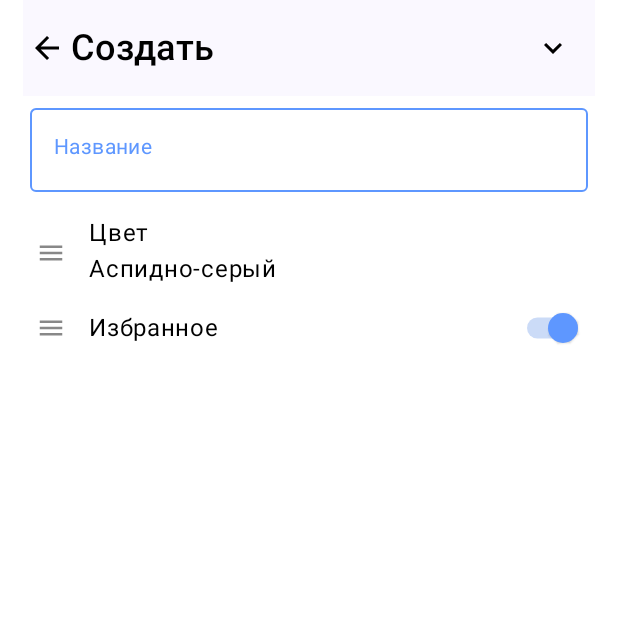
After one commit to nurlan1507/task_manager_android, an Android app built with Jetpack Compose: the CreateProjectScreen screen opened through its navigation route, on a phone screen of 412 x 824 dp, the top half of it. The commit adds this screen. Run offline under Robolectric (Android 15) with nearby library versions, the phone set to English and light mode, and no system bars; our stand-ins replace Room's generated code, accompanist.

Commit message:
added new screen

```diff
--- a/app/src/main/java/com/nurlan1507/task_manager_mobile/Navigation.kt
+++ b/app/src/main/java/com/nurlan1507/task_manager_mobile/Navigation.kt
@@ -11,6 +11,7 @@ import com.nurlan1507.task_manager_mobile.feature_tasks.presentation.TasksViewMo
 import com.nurlan1507.task_manager_mobile.ui_components.main_screen.DateSelectionScreen
 import com.nurlan1507.task_manager_mobile.ui_components.main_screen.MainScreen
 import com.nurlan1507.task_manager_mobile.feature_users.presentation.UserViewModel
+import com.nurlan1507.task_manager_mobile.ui_components.create_project_screen.CreateProjectScreen
 import com.nurlan1507.task_manager_mobile.ui_components.sign_in.SignInScreen
 import com.nurlan1507.task_manager_mobile.utils.Screen
 import com.nurlan1507.task_manager_mobile.utils.rememberWindowSize
@@ -30,5 +31,8 @@ fun Navigation(userViewModel: UserViewModel,tasksViewModel: TasksViewModel, proj
         composable(Screen.DateSelectionScreen.route){
             DateSelectionScreen(tasksViewModel = tasksViewModel)
         }
+        composable(Screen.CreateProjectScreen.route){
+            CreateProjectScreen(navController = navController, projectViewmodel =projectViewmodel )
+        }
     }
 }
--- a/app/src/main/java/com/nurlan1507/task_manager_mobile/feature_tasks/domain/use_cases/GetTasksUseCase.kt
+++ b/app/src/main/java/com/nurlan1507/task_manager_mobile/feature_tasks/domain/use_cases/GetTasksUseCase.kt
@@ -1,6 +1,6 @@
 package com.nurlan1507.task_manager_mobile.feature_tasks.domain.use_cases
 
-import com.nurlan1507.task_manager_mobile.feature_tasks.data.repository.TasksRepositoryImpl
+import  com.nurlan1507.task_manager_mobile.feature_tasks.data.repository.TasksRepositoryImpl
 import com.nurlan1507.task_manager_mobile.feature_tasks.domain.models.Task
 import com.nurlan1507.task_manager_mobile.feature_tasks.domain.models.TaskWithProject
 
--- a/app/src/main/java/com/nurlan1507/task_manager_mobile/ui_components/TopBar.kt
+++ b/app/src/main/java/com/nurlan1507/task_manager_mobile/ui_components/TopBar.kt
@@ -39,7 +39,7 @@ import androidx.compose.ui.unit.sp
 fun <T> TopBar(
     title: String,
     actionData: List<T> = listOf(),
-    action: @Composable() (T) -> Unit
+    action: @Composable() (T) -> Unit={}
     // TODO: support overflow menu here with the remainder of the list
 ){
     var menuExpanded by remember { mutableStateOf(false) }
--- /dev/null
+++ b/app/src/main/java/com/nurlan1507/task_manager_mobile/ui_components/create_project_screen/CreateProjectScreen.kt
@@ -0,0 +1,192 @@
+package com.nurlan1507.task_manager_mobile.ui_components.create_project_screen
+
+import androidx.compose.foundation.background
+import androidx.compose.foundation.clickable
+import androidx.compose.foundation.interaction.MutableInteractionSource
+import androidx.compose.foundation.layout.Arrangement
+import androidx.compose.foundation.layout.Box
+import androidx.compose.foundation.layout.Column
+import androidx.compose.foundation.layout.Row
+import androidx.compose.foundation.layout.Spacer
+import androidx.compose.foundation.layout.fillMaxHeight
+import androidx.compose.foundation.layout.fillMaxSize
+import androidx.compose.foundation.layout.fillMaxWidth
+import androidx.compose.foundation.layout.height
+import androidx.compose.foundation.layout.padding
+import androidx.compose.foundation.layout.size
+import androidx.compose.foundation.layout.width
+import androidx.compose.material.Icon
+import androidx.compose.material.MaterialTheme
+import androidx.compose.material.OutlinedTextField
+import androidx.compose.material.Scaffold
+import androidx.compose.material.Switch
+import androidx.compose.material.SwitchDefaults
+import androidx.compose.material.Text
+import androidx.compose.material.TextField
+import androidx.compose.material.TextFieldColors
+import androidx.compose.material.TextFieldDefaults
+import androidx.compose.material.icons.Icons
+import androidx.compose.material.icons.filled.KeyboardArrowDown
+import androidx.compose.material.icons.filled.List
+import androidx.compose.material.icons.filled.Menu
+import androidx.compose.material.icons.filled.MoreVert
+import androidx.compose.material.icons.filled.Settings
+import androidx.compose.material.ripple.rememberRipple
+import androidx.compose.material3.DropdownMenu
+import androidx.compose.material3.DropdownMenuItem
+import androidx.compose.material3.ExperimentalMaterial3Api
+import androidx.compose.material3.IconButton
+import androidx.compose.material3.MenuDefaults
+import androidx.compose.material3.TopAppBar
+import androidx.compose.material.icons.filled.ArrowBack
+import androidx.compose.runtime.Composable
+import androidx.compose.runtime.remember
+import androidx.compose.ui.Alignment
+import androidx.compose.ui.Modifier
+import androidx.compose.ui.graphics.Color
+import androidx.compose.ui.res.painterResource
+import androidx.compose.ui.text.font.FontWeight
+import androidx.compose.ui.unit.dp
+import androidx.compose.ui.unit.sp
+import androidx.navigation.NavController
+import com.nurlan1507.task_manager_mobile.feature_projects.presentation.ProjectViewmodel
+import com.nurlan1507.task_manager_mobile.feature_tasks.presentation.TasksEvent
+import com.nurlan1507.task_manager_mobile.global_components.TopBar
+
+@OptIn(ExperimentalMaterial3Api::class)
+@Composable
+fun CreateProjectScreen(navController: NavController, projectViewmodel: ProjectViewmodel) {
+    val state = projectViewmodel.projectState.value
+    Scaffold(
+        modifier = Modifier.fillMaxSize(),
+        topBar = {
+            TopAppBar(
+                title ={ Text(text = "Создать", color = Color.Black, style = MaterialTheme.typography.h5, fontWeight = FontWeight.SemiBold) } ,
+                modifier = Modifier.padding(
+                    horizontal = 15.dp
+                ),
+                navigationIcon = {Icon(Icons.Default.ArrowBack,"back")},
+                actions = {
+                    IconButton(onClick = { }) {
+                        Icon(Icons.Default.KeyboardArrowDown, "Create")
+                    }
+                },
+            )
+        }
+    ) {
+        Column(
+            modifier = Modifier
+                .fillMaxWidth()
+                .padding(it)
+        ) {
+            Box(  modifier = Modifier
+                .fillMaxWidth()
+                .padding(horizontal = 20.dp)){
+                OutlinedTextField(
+                    modifier = Modifier.fillMaxWidth(),
+                    value = "",
+                    onValueChange = {},
+                    label = {
+                        Text(
+                            text = "Название",
+                            style = MaterialTheme.typography.body2,
+                            color = Color(0xFF5E97FF)
+                        )
+                    },
+                    colors = TextFieldDefaults.outlinedTextFieldColors(
+                        focusedLabelColor = Color(0xFF5E97FF),
+                        focusedBorderColor = Color(0xFF5E97FF),
+                        unfocusedBorderColor = Color(0xFF5E97FF)
+                    ),
+                )
+            }
+            Spacer(modifier = Modifier.height(15.dp))
+            Column() {
+                Box(modifier = Modifier
+                    .fillMaxWidth()
+                    .height(50.dp)
+                    .clickable(
+                        interactionSource = remember { MutableInteractionSource() },
+                        indication = rememberRipple()
+                    ) {
+                    }) {
+                    Box(
+                        modifier = Modifier
+                            .padding(horizontal = 20.dp)
+                            .fillMaxHeight()
+                            .fillMaxWidth()
+                    ) {
+                        Row(
+                            verticalAlignment = Alignment.CenterVertically,
+                            modifier = Modifier.fillMaxHeight()
+                        ) {
+                            Icon(
+                                Icons.Default.Menu,
+                                contentDescription = "Google",
+                                modifier = Modifier
+                                    .size(24.dp)
+                                    .padding(start = 4.dp),
+                                tint = Color.Gray
+                            )
+                            Spacer(modifier = Modifier.width(15.dp))
+                            Column(
+                                modifier = Modifier.fillMaxHeight()
+                            ) {
+                                Text(text = "Цвет", style = MaterialTheme.typography.body1)
+                                Text(text = "Аспидно-серый", style = MaterialTheme.typography.body1)
+                            }
+                        }
+                    }
+                }
+                Box(modifier = Modifier
+                    .fillMaxWidth()
+                    .height(50.dp)
+                    .clickable(
+                        interactionSource = remember { MutableInteractionSource() },
+                        indication = rememberRipple()
+                    ) {
+                    }) {
+                    Box(
+                        modifier = Modifier
+                            .padding(horizontal = 20.dp)
+                            .fillMaxHeight()
+                            .fillMaxWidth()
+                    ) {
+                        Row(
+                            verticalAlignment = Alignment.CenterVertically,
+                            horizontalArrangement = Arrangement.SpaceBetween,
+                            modifier = Modifier
+                                .fillMaxHeight()
+                                .fillMaxWidth()
+                        ) {
+                            Row() {
+                                Icon(
+                                    Icons.Default.Menu,
+                                    contentDescription = "Google",
+                                    modifier = Modifier
+                                        .size(24.dp)
+                                        .padding(start = 4.dp),
+                                    tint = Color.Gray
+                                )
+                                Spacer(modifier = Modifier.width(15.dp))
+                                Text(text = "Избранное", style = MaterialTheme.typography.body1)
+                            }
+                            Switch(
+                                checked = true,
+                                onCheckedChange = { },
+                                colors = SwitchDefaults.colors(
+                                    checkedThumbColor = Color(0xFF5E97FF),
+                                    checkedTrackColor = Color(0xFFA0BCF0),
+                                    uncheckedThumbColor = Color.White,
+                                    uncheckedTrackColor = Color.Gray
+                                )
+                            )
+                        }
+                    }
+                }
+            }
+        }
+    }
+
+
+}
--- a/app/src/main/java/com/nurlan1507/task_manager_mobile/ui_components/main_screen/MainScreen.kt
+++ b/app/src/main/java/com/nurlan1507/task_manager_mobile/ui_components/main_screen/MainScreen.kt
@@ -56,6 +56,7 @@ import androidx.compose.ui.platform.LocalContext
 import androidx.compose.ui.text.font.FontWeight
 import androidx.compose.ui.unit.dp
 import androidx.compose.ui.window.DialogProperties
+import androidx.compose.ui.zIndex
 import androidx.navigation.NavController
 import com.nurlan1507.task_manager_mobile.feature_projects.domain.models.Project
 import com.nurlan1507.task_manager_mobile.feature_projects.presentation.ProjectEvent
@@ -227,24 +228,23 @@ fun MainScreen(
                 }
             )
         }
+        Column(modifier = Modifier.padding(it)) {
             LazyColumn(
-            modifier = Modifier
-                .padding(it),
                 verticalArrangement = Arrangement.spacedBy(16.dp)
             ) {
                 items(taskState.value.tasks) { task ->
                     IncomeTaskView(
-                        deletedTask=taskState.value.deletedTask,
+                        deletedTask = taskState.value.deletedTask,
                         taskWithProject = task,
                         onDeleteButtonClicked = {
                             tasksViewModel.onEvent(TasksEvent.DeleteTask(it))
                         }
                     )
 
-
                 }
             }
-
+        }
+    }
     ModalBottomSheetLayout(
         sheetContent = {
             Column(modifier = Modifier.heightIn(min = 1.dp)) {
@@ -252,22 +252,21 @@ fun MainScreen(
                     is BottomSheetLayoutType.Profile -> {
                         Log.d("currentDestination", "main")
                         MainBottomSheetLayout(
-                                tasksViewModel, modalSheetState
+                            navController,tasksViewModel, modalSheetState
                         )
                     }
 
                     is BottomSheetLayoutType.Nofifications -> {
                         Log.d("currentDestination", "notifications")
                         MainBottomSheetLayout(
-                                tasksViewModel, modalSheetState
-
+                            navController,tasksViewModel, modalSheetState
                         )
                     }
 
                     is BottomSheetLayoutType.Search -> {
                         Log.d("currentDestination", "search")
                         MainBottomSheetLayout(
-                                tasksViewModel, modalSheetState
+                            navController,tasksViewModel, modalSheetState
                         )
                     }
 
@@ -295,4 +294,3 @@ fun MainScreen(
 
     }
 }
-}
--- a/app/src/main/java/com/nurlan1507/task_manager_mobile/ui_components/main_screen/bottom_sheet_layouts/ProfileBottomSheetLayout.kt
+++ b/app/src/main/java/com/nurlan1507/task_manager_mobile/ui_components/main_screen/bottom_sheet_layouts/ProfileBottomSheetLayout.kt
@@ -63,11 +63,12 @@ import com.nurlan1507.task_manager_mobile.feature_projects.presentation.ProjectV
 import com.nurlan1507.task_manager_mobile.feature_tasks.presentation.TasksEvent
 import com.nurlan1507.task_manager_mobile.feature_tasks.presentation.TasksViewModel
 import com.nurlan1507.task_manager_mobile.ui_components.main_screen.utils.MainScreenNavigationOption
+import com.nurlan1507.task_manager_mobile.utils.Screen
 import kotlinx.coroutines.launch
 
 @OptIn(ExperimentalMaterialApi::class)
 @Composable
-fun MainBottomSheetLayout(taskViewModel: TasksViewModel,sheetState: ModalBottomSheetState) {
+fun MainBottomSheetLayout(navController: NavController,taskViewModel: TasksViewModel,sheetState: ModalBottomSheetState) {
     val navigationOptions = listOf(
         MainScreenNavigationOption.TodayTasks,
         MainScreenNavigationOption.UpcomingTasks,
@@ -188,7 +189,7 @@ fun MainBottomSheetLayout(taskViewModel: TasksViewModel,sheetState: ModalBottomS
                     )
                 }
                 Row(modifier = Modifier.align(Alignment.CenterEnd)) {
-                    IconButton(onClick = { /*TODO*/ }) {
+                    IconButton(onClick = { navController.navigate(Screen.CreateProjectScreen.route)}) {
                         Icon(Icons.Default.Add, "create a project")
                     }
                     IconButton(onClick = { showProjects = !showProjects }) {
--- a/app/src/main/java/com/nurlan1507/task_manager_mobile/utils/Screen.kt
+++ b/app/src/main/java/com/nurlan1507/task_manager_mobile/utils/Screen.kt
@@ -4,4 +4,5 @@ sealed class Screen(val route:String){
     object SignInScreen:Screen("signIn")
     object MainScreen:Screen("mainScreen")
     object DateSelectionScreen:Screen("dateSelectionScreen")
+    object CreateProjectScreen:Screen("createProjectScreen")
 }
```
Lines whose indentation alone changed are shown as unchanged.
